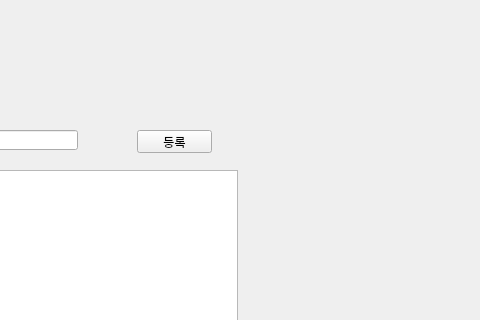
Qt form fa.ui (syarin03/jjapkaotalk) before a commit; both pictures show x 473 to 953 and y 0 to 320 of the 953 by 620 pixel window.
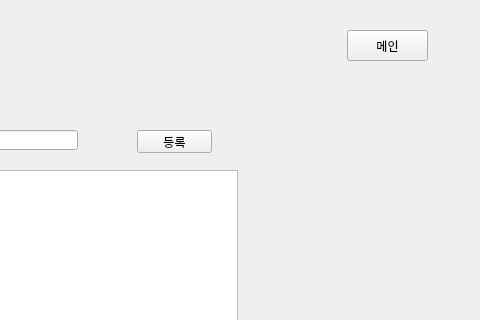
The same form after that commit. The open tabs and pages were chosen to show the change.

Commit message: ui최종

What changed in the file:
```diff
--- a/fa.ui
+++ b/fa.ui
@@ -203,6 +203,19 @@
       </rect>
      </property>
     </widget>
+    <widget class="QPushButton" name="main_btn_2">
+     <property name="geometry">
+      <rect>
+       <x>820</x>
+       <y>30</y>
+       <width>81</width>
+       <height>31</height>
+      </rect>
+     </property>
+     <property name="text">
+      <string>메인</string>
+     </property>
+    </widget>
    </widget>
   </widget>
  </widget>
```
